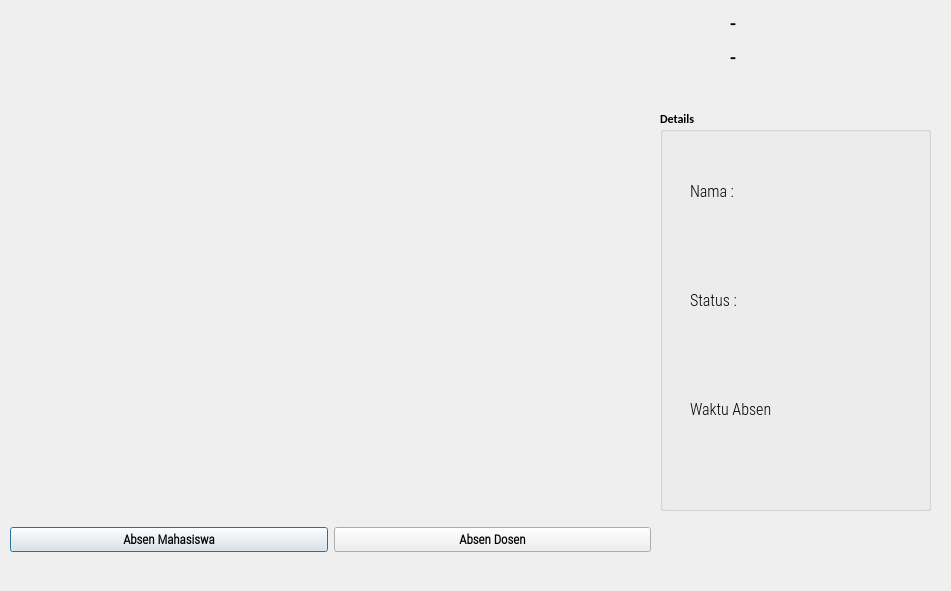
fadelmuhamad12/Skripsi-FaceRecognition, file outputwindow.ui: the form before one commit.
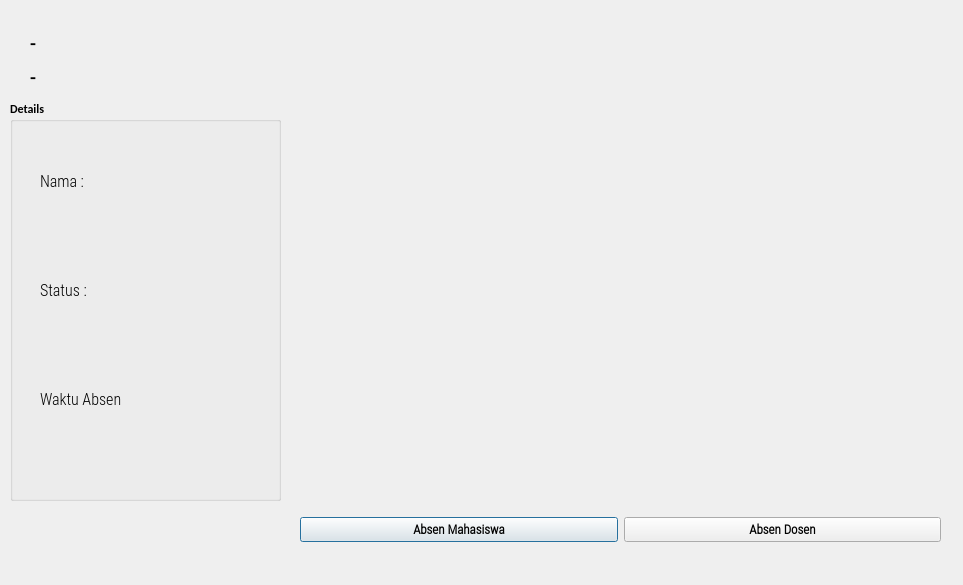
The form after the commit. Icons and pictures are not drawn.

```diff
--- a/outputwindow.ui
+++ b/outputwindow.ui
@@ -6,8 +6,8 @@
    <rect>
     <x>0</x>
     <y>0</y>
-    <width>951</width>
-    <height>591</height>
+    <width>963</width>
+    <height>585</height>
    </rect>
   </property>
   <property name="minimumSize">
@@ -39,7 +39,7 @@
   <widget class="QLabel" name="imgLabel">
    <property name="geometry">
     <rect>
-     <x>10</x>
+     <x>300</x>
      <y>10</y>
      <width>640</width>
      <height>480</height>
@@ -64,8 +64,8 @@
   <widget class="QWidget" name="horizontalLayoutWidget">
    <property name="geometry">
     <rect>
-     <x>10</x>
-     <y>500</y>
+     <x>300</x>
+     <y>490</y>
      <width>641</width>
      <height>80</height>
     </rect>
@@ -112,9 +112,9 @@
   <widget class="QWidget" name="gridLayoutWidget">
    <property name="geometry">
     <rect>
-     <x>730</x>
-     <y>10</y>
-     <width>171</width>
+     <x>30</x>
+     <y>30</y>
+     <width>251</width>
      <height>61</height>
     </rect>
    </property>
@@ -154,8 +154,8 @@
   <widget class="QGroupBox" name="groupBox">
    <property name="geometry">
     <rect>
-     <x>660</x>
-     <y>110</y>
+     <x>10</x>
+     <y>100</y>
      <width>271</width>
      <height>401</height>
     </rect>
```
